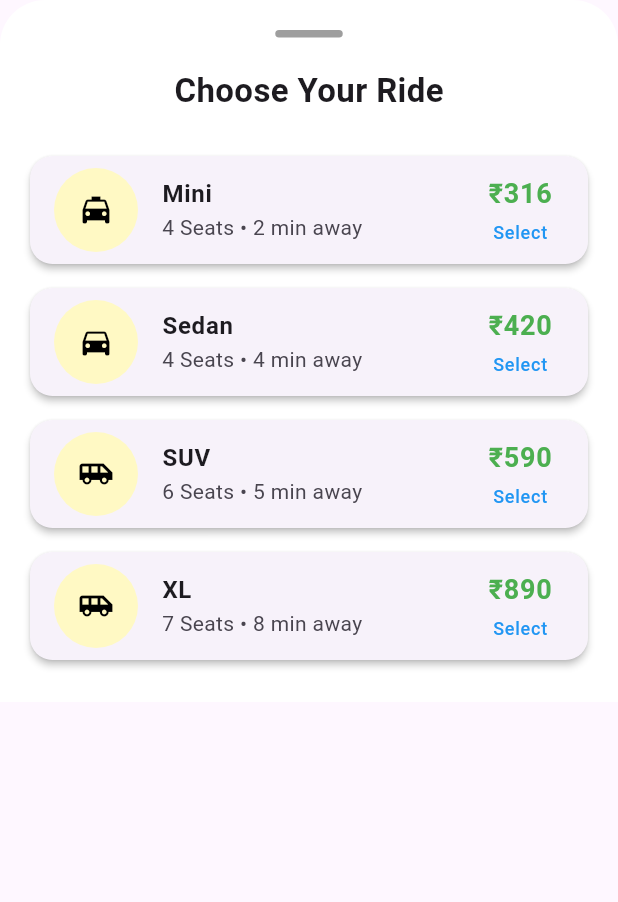
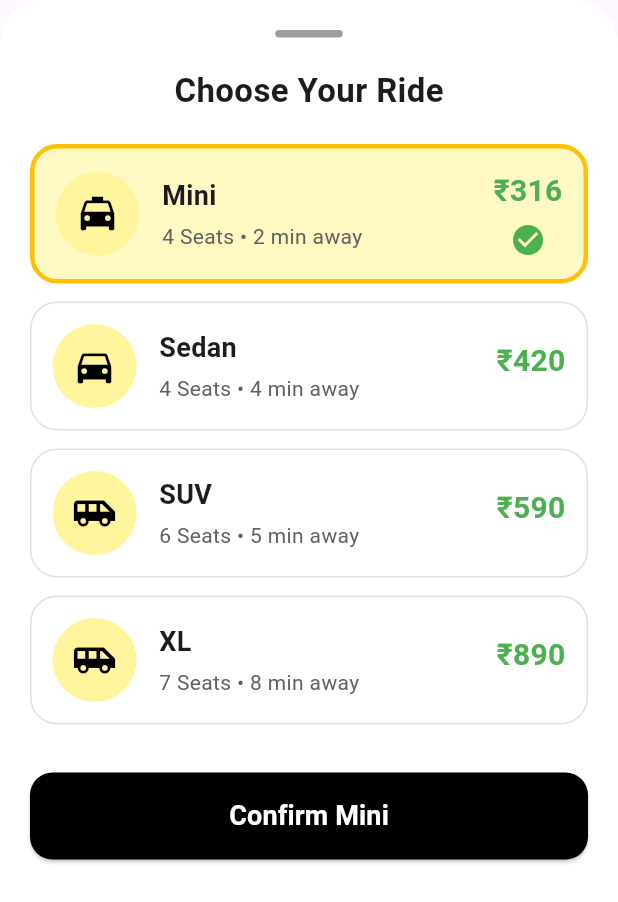
Before and after one commit to Ansartaxiservice/ANSARTAXI, a Flutter app: the TaxiSelectionSheet widget shown alone on an empty page, opened directly, on a phone screen of 412 x 824 dp. Shown: the top 902 px of the screen. Run offline on Flutter 3.47's test engine with Material 3 defaults, Android fonts, the phone set to English and light mode, and no system bars; our stand-ins replace flutter_map, geolocator, latlong2.

Commit message:
Added taxi selection and dynamic fare

```diff
--- a/lib/screens/home_screen.dart
+++ b/lib/screens/home_screen.dart
@@ -40,7 +40,8 @@ List<LatLng> routePoints = [];
   String distance = "0.0 km";
   String time = "0 min";
   String fare = "₹100";
-
+String selectedTaxi = "Mini";
+double fareMultiplier = 1.0;
   Future<void> getCurrentLocation() async {
     final position =
         await LocationService.getCurrentLocation();
@@ -196,13 +197,44 @@ Positioned(
                 distance: distance,
                 time: time,
                 fare: fare,
-                onBook: () {
-  showModalBottomSheet(
+                onBook: () async {
+  final selectedTaxi = await showModalBottomSheet(
     context: context,
     isScrollControlled: true,
     backgroundColor: Colors.transparent,
     builder: (context) => const TaxiSelectionSheet(),
   );
+
+  if (selectedTaxi == null) return;
+setState(() {
+  this.selectedTaxi = selectedTaxi["name"];
+
+  switch (this.selectedTaxi) {
+    case "Mini":
+      fareMultiplier = 1.0;
+      break;
+
+    case "Sedan":
+      fareMultiplier = 1.3;
+      break;
+
+    case "SUV":
+      fareMultiplier = 1.7;
+      break;
+
+    case "XL":
+      fareMultiplier = 2.2;
+      break;
+  }
+
+  final currentFare = double.parse(
+    fare.replaceAll("₹", ""),
+  );
+
+  fare =
+      "₹${(currentFare * fareMultiplier).toStringAsFixed(0)}";
+});
+
 },
               ),
             ),
--- a/lib/widgets/taxi_selection_sheet.dart
+++ b/lib/widgets/taxi_selection_sheet.dart
@@ -1,64 +1,47 @@
 import 'package:flutter/material.dart';
 
-class TaxiSelectionSheet extends StatelessWidget {
+class TaxiSelectionSheet extends StatefulWidget {
   const TaxiSelectionSheet({super.key});
 
-  Widget taxiCard({
-    required IconData icon,
-    required String name,
-    required String seats,
-    required String eta,
-    required String fare,
-  }) {
-    return Card(
-      margin: const EdgeInsets.symmetric(vertical: 8),
-      elevation: 2,
-      shape: RoundedRectangleBorder(
-        borderRadius: BorderRadius.circular(15),
-      ),
-      child: ListTile(
-        leading: CircleAvatar(
-          radius: 28,
-          backgroundColor: Colors.yellow.shade100,
-          child: Icon(
-            icon,
-            color: Colors.black,
-          ),
-        ),
-        title: Text(
-          name,
-          style: const TextStyle(
-            fontWeight: FontWeight.bold,
-          ),
-        ),
-        subtitle: Text(
-          "$seats • $eta",
-        ),
-        trailing: Column(
-          mainAxisAlignment: MainAxisAlignment.center,
-          children: [
-            Text(
-              fare,
-              style: const TextStyle(
-                color: Colors.green,
-                fontWeight: FontWeight.bold,
-                fontSize: 18,
-              ),
-            ),
-            const SizedBox(height: 4),
-            const Text(
-              "Select",
-              style: TextStyle(
-                color: Colors.blue,
-                fontSize: 12,
-              ),
-            ),
-          ],
-        ),
-        onTap: () {},
-      ),
-    );
+  @override
+  State<TaxiSelectionSheet> createState() =>
+      _TaxiSelectionSheetState();
 }
+
+class _TaxiSelectionSheetState
+    extends State<TaxiSelectionSheet> {
+  int selectedIndex = 0;
+
+  final List<Map<String, dynamic>> taxis = [
+    {
+      "name": "Mini",
+      "icon": Icons.local_taxi,
+      "seats": "4 Seats",
+      "eta": "2 min away",
+      "fare": 316,
+    },
+    {
+      "name": "Sedan",
+      "icon": Icons.directions_car,
+      "seats": "4 Seats",
+      "eta": "4 min away",
+      "fare": 420,
+    },
+    {
+      "name": "SUV",
+      "icon": Icons.airport_shuttle,
+      "seats": "6 Seats",
+      "eta": "5 min away",
+      "fare": 590,
+    },
+    {
+      "name": "XL",
+      "icon": Icons.airport_shuttle,
+      "seats": "7 Seats",
+      "eta": "8 min away",
+      "fare": 890,
+    },
+  ];
 
   @override
   Widget build(BuildContext context) {
@@ -70,6 +53,7 @@ class TaxiSelectionSheet extends StatelessWidget {
           top: Radius.circular(30),
         ),
       ),
+      child: SafeArea(
         child: Column(
           mainAxisSize: MainAxisSize.min,
           children: [
@@ -92,40 +76,132 @@ class TaxiSelectionSheet extends StatelessWidget {
               ),
             ),
 
-          const SizedBox(height: 20),
+            const SizedBox(height: 20),ListView.builder(
+              shrinkWrap: true,
+              physics: const NeverScrollableScrollPhysics(),
+              itemCount: taxis.length,
+              itemBuilder: (context, index) {
+                final taxi = taxis[index];
+                final selected = selectedIndex == index;
 
-          taxiCard(
-            icon: Icons.local_taxi,
-            name: "Mini",
-            seats: "4 Seats",
-            eta: "2 min away",
-            fare: "₹316",
+                return GestureDetector(
+                  onTap: () {
+                    setState(() {
+                      selectedIndex = index;
+                    });
+                  },
+                  child: AnimatedContainer(
+                    duration: const Duration(milliseconds: 250),
+                    margin: const EdgeInsets.only(bottom: 12),
+                    padding: const EdgeInsets.all(14),
+                    decoration: BoxDecoration(
+                      color: selected
+                          ? Colors.yellow.shade100
+                          : Colors.white,
+                      borderRadius: BorderRadius.circular(18),
+                      border: Border.all(
+                        color: selected
+                            ? Colors.amber
+                            : Colors.grey.shade300,
+                        width: selected ? 3 : 1,
+                      ),
+                    ),
+                    child: Row(
+                      children: [
+                        CircleAvatar(
+                          radius: 28,
+                          backgroundColor: Colors.yellow.shade200,
+                          child: Icon(
+                            taxi["icon"],
+                            color: Colors.black,
+                            size: 30,
+                          ),
                         ),
 
-          taxiCard(
-            icon: Icons.directions_car,
-            name: "Sedan",
-            seats: "4 Seats",
-            eta: "4 min away",
-            fare: "₹420",
+                        const SizedBox(width: 15),
+
+                        Expanded(
+                          child: Column(
+                            crossAxisAlignment:
+                                CrossAxisAlignment.start,
+                            children: [
+                              Text(
+                                taxi["name"],
+                                style: const TextStyle(
+                                  fontSize: 18,
+                                  fontWeight: FontWeight.bold,
+                                ),
                               ),
 
-          taxiCard(
-            icon: Icons.airport_shuttle,
-            name: "SUV",
-            seats: "6 Seats",
-            eta: "5 min away",
-            fare: "₹590",
+                              const SizedBox(height: 4),
+
+                              Text(
+                                "${taxi["seats"]} • ${taxi["eta"]}",
+                                style: TextStyle(
+                                  color: Colors.grey.shade700,
+                                ),
+                              ),
+                            ],
+                          ),
                         ),
 
-          taxiCard(
-            icon: Icons.airport_shuttle,
-            name: "XL",
-            seats: "7 Seats",
-            eta: "8 min away",
-            fare: "₹890",
+                        Column(
+                          children: [
+                            Text(
+                              "₹${taxi["fare"]}",
+                              style: const TextStyle(
+                                fontSize: 20,
+                                fontWeight: FontWeight.bold,
+                                color: Colors.green,
+                              ),
+                            ),
+
+                            const SizedBox(height: 6),
+
+                            if (selected)
+                              const Icon(
+                                Icons.check_circle,
+                                color: Colors.green,
                               ),
                           ],
+                        ),
+                      ],
+                    ),
+                  ),
+                );
+              },
+            ),
+
+            const SizedBox(height: 20),SizedBox(
+              width: double.infinity,
+              child: ElevatedButton(
+                onPressed: () {
+                  Navigator.pop(context, taxis[selectedIndex]);
+                },
+                style: ElevatedButton.styleFrom(
+                  backgroundColor: Colors.black,
+                  foregroundColor: Colors.white,
+                  padding: const EdgeInsets.symmetric(
+                    vertical: 16,
+                  ),
+                  shape: RoundedRectangleBorder(
+                    borderRadius:
+                        BorderRadius.circular(15),
+                  ),
+                ),
+                child: Text(
+                  "Confirm ${taxis[selectedIndex]["name"]}",
+                  style: const TextStyle(
+                    fontSize: 18,
+                    fontWeight: FontWeight.bold,
+                  ),
+                ),
+              ),
+            ),
+
+            const SizedBox(height: 10),
+          ],
+        ),
       ),
     );
   }
```
Lines whose indentation alone changed are shown as unchanged.
